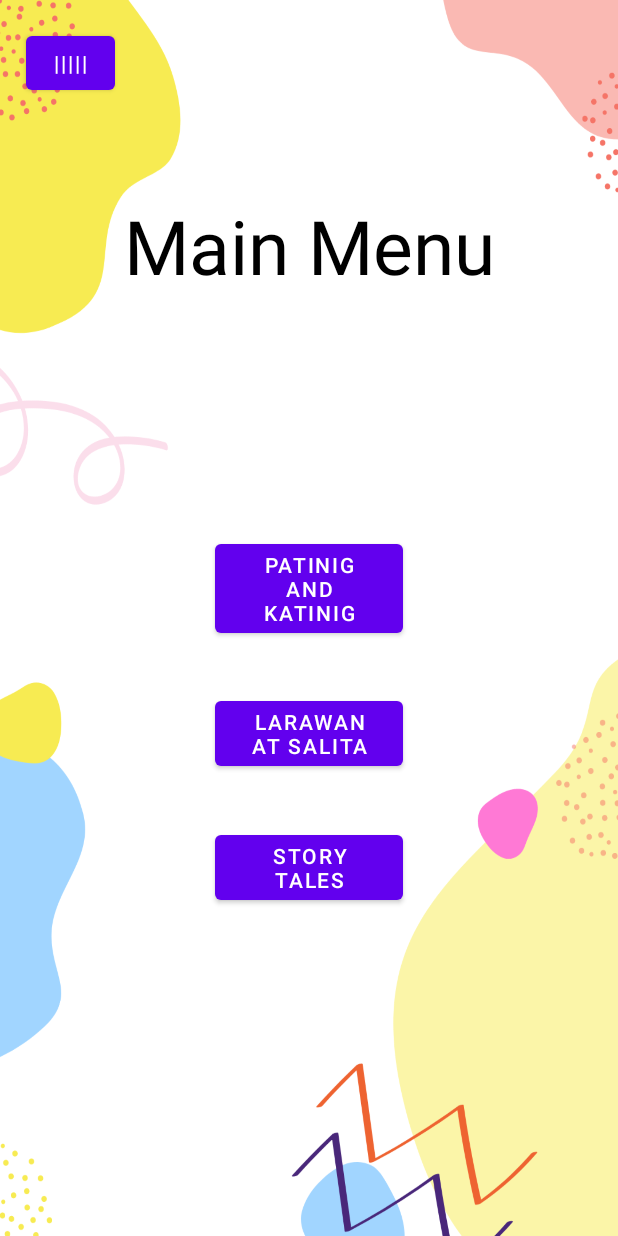
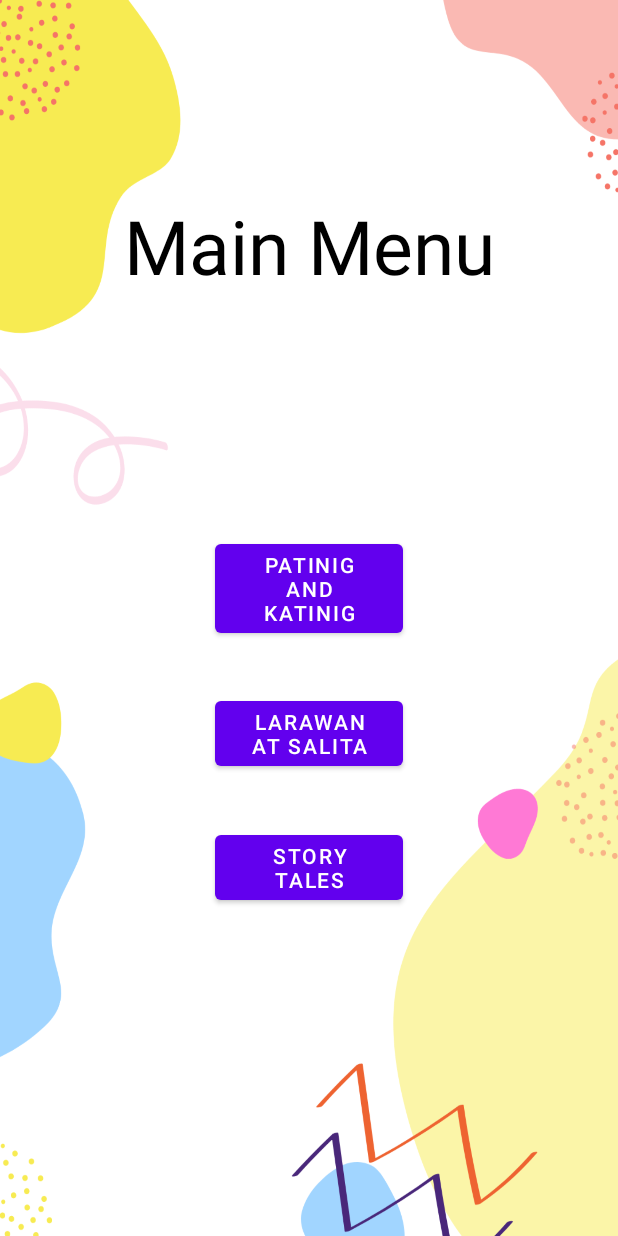
Before and after one commit to AzureAbyss23/BISKWIT-THESIS, an Android app: the layout mainmenu.xml on its own in the app's theme, with its tools: preview values and no code run, on a phone screen of 412 x 824 dp. Run offline under Robolectric (Android 15) with nearby library versions, the phone set to English and light mode, and no system bars.

Commit message:
Functional Buttons

```diff
--- a/app/src/main/AndroidManifest.xml
+++ b/app/src/main/AndroidManifest.xml
@@ -9,6 +9,8 @@
         android:roundIcon="@mipmap/ic_launcher_round"
         android:supportsRtl="true"
         android:theme="@style/Theme.BISKWIT">
+        <activity android:name=".MainMenu"></activity>
+        <activity android:name=".SignUp_Form" />
         <activity android:name=".MainActivity">
             <intent-filter>
                 <action android:name="android.intent.action.MAIN" />
--- a/app/src/main/res/layout/mainmenu.xml
+++ b/app/src/main/res/layout/mainmenu.xml
@@ -4,19 +4,7 @@
     xmlns:tools="http://schemas.android.com/tools"
     android:layout_width="match_parent"
     android:layout_height="match_parent"
-    android:background="@drawable/BG">
-
-    <Button
-        android:id="@+id/HoverButtons"
-        android:layout_width="59dp"
-        android:layout_height="48dp"
-        android:text="|||||"
-        app:layout_constraintBottom_toBottomOf="parent"
-        app:layout_constraintEnd_toEndOf="parent"
-        app:layout_constraintHorizontal_bias="0.05"
-        app:layout_constraintStart_toStartOf="parent"
-        app:layout_constraintTop_toTopOf="parent"
-        app:layout_constraintVertical_bias="0.023" />
+    android:background="@drawable/bg">
 
     <Button
         android:id="@+id/lesson1"
--- a/app/src/main/res/layout/profile.xml
+++ b/app/src/main/res/layout/profile.xml
@@ -4,7 +4,7 @@
     xmlns:tools="http://schemas.android.com/tools"
     android:layout_width="match_parent"
     android:layout_height="match_parent"
-    android:background="@drawable/BG">
+    android:background="@drawable/bg">
 
     <ImageView
         android:id="@+id/picture"
--- a/app/src/main/res/values-night/themes.xml
+++ b/app/src/main/res/values-night/themes.xml
@@ -1,6 +1,6 @@
 <resources xmlns:tools="http://schemas.android.com/tools">
     <!-- Base application theme. -->
-    <style name="Theme.BISKWIT" parent="Theme.MaterialComponents.DayNight.DarkActionBar">
+    <style name="Theme.BISKWIT" parent="Theme.MaterialComponents.DayNight.NoActionBar">
         <!-- Primary brand color. -->
         <item name="colorPrimary">@color/purple_200</item>
         <item name="colorPrimaryVariant">@color/purple_700</item>
--- a/app/src/main/res/values/themes.xml
+++ b/app/src/main/res/values/themes.xml
@@ -1,6 +1,6 @@
 <resources xmlns:tools="http://schemas.android.com/tools">
     <!-- Base application theme. -->
-    <style name="Theme.BISKWIT" parent="Theme.MaterialComponents.DayNight.DarkActionBar">
+    <style name="Theme.BISKWIT" parent="Theme.MaterialComponents.DayNight.NoActionBar">
         <!-- Primary brand color. -->
         <item name="colorPrimary">@color/purple_500</item>
         <item name="colorPrimaryVariant">@color/purple_700</item>
```
Also changed, not shown: app/src/main/java/com/example/biskwit/MainActivity.java (+10 -21 lines), app/src/main/java/com/example/biskwit/MainMenu.java (+6 -2 lines), app/src/main/res/layout/activity_main.xml (+8 -18 lines), app/src/main/res/layout/signup_form.xml (+19 -10 lines), app/src/main/res/drawable/bg.png (renamed from app/src/main/res/drawable/BG.png), app/src/main/res/drawable/mainbg.png (renamed from app/src/main/res/drawable/MainBG.png).
